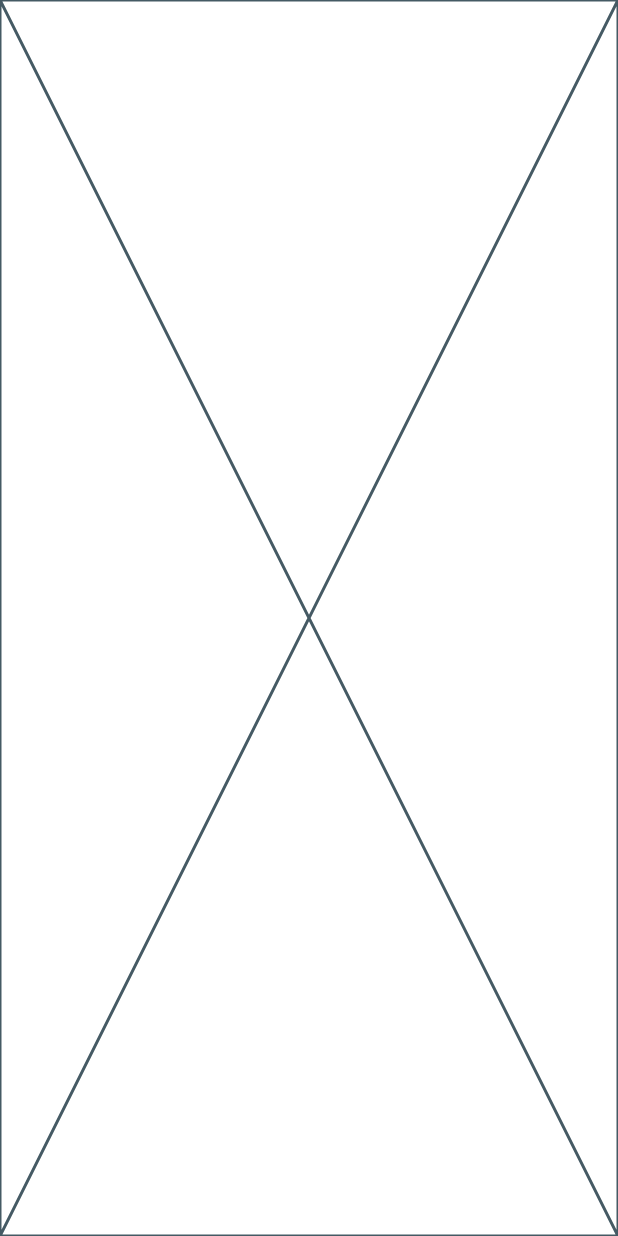
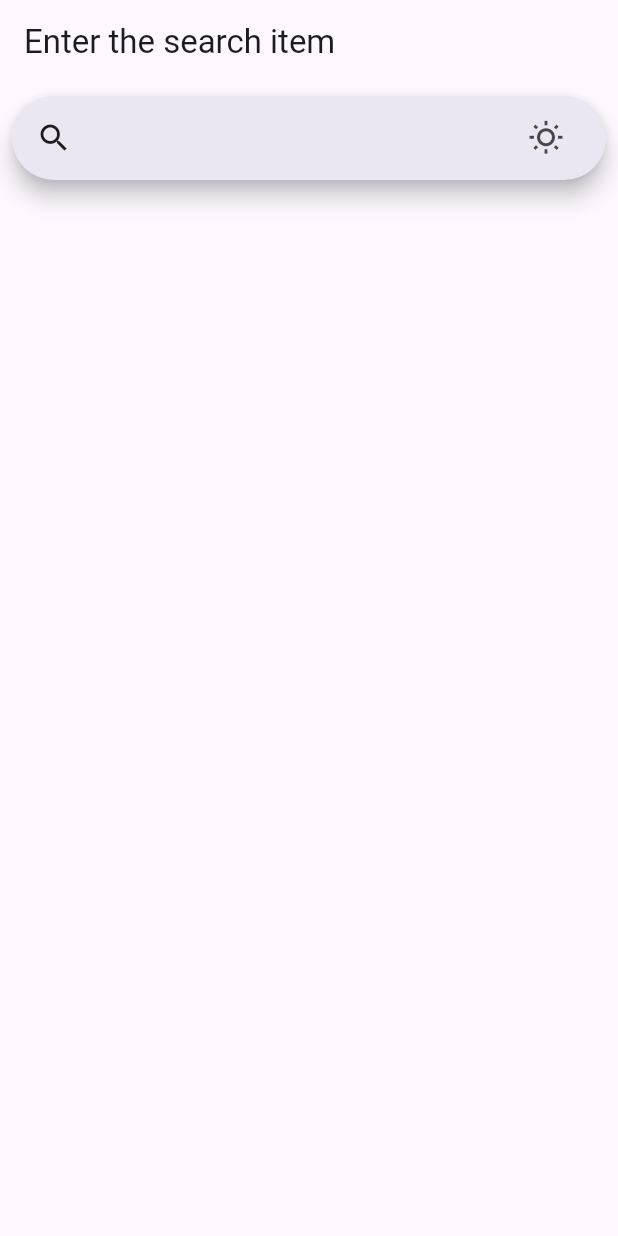
Before and after one commit to Sneha-Sonkar/News_app, a Flutter app: the screen it shows after launch, on a phone screen of 412 x 824 dp. Run offline on Flutter 3.47's test engine with Material 3 defaults, Android fonts, the phone set to English and light mode, and no system bars.

Commit message:
added search bar and light and dark mode

```diff
--- a/lib/main.dart
+++ b/lib/main.dart
@@ -1,14 +1,77 @@
 import 'package:flutter/material.dart';
 
-void main() {
-  runApp(const MyApp());
-}
+/// Flutter code sample for [SearchBar].
 
-class MyApp extends StatelessWidget {
+void main() => runApp(const MyApp());
+
+class MyApp extends StatefulWidget {
   const MyApp({super.key});
 
   @override
+  State<MyApp> createState() => _MyAppState();
+}
+
+class _MyAppState extends State<MyApp> {
+  bool isDark = false;
+
+  @override
   Widget build(BuildContext context) {
-    return const Placeholder();
+    final ThemeData themeData = ThemeData(
+        useMaterial3: true,
+        brightness: isDark ? Brightness.dark : Brightness.light);
+
+    return MaterialApp(
+      debugShowCheckedModeBanner: false,
+      theme: themeData,
+      home: Scaffold(
+        appBar: AppBar(title: const Text('Enter the search item')),
+        body: Padding(
+          padding: const EdgeInsets.all(8.0),
+          child: SearchAnchor(
+              builder: (BuildContext context, SearchController controller) {
+            return SearchBar(
+              controller: controller,
+              padding: const MaterialStatePropertyAll<EdgeInsets>(
+                  EdgeInsets.symmetric(horizontal: 16.0)),
+              onTap: () {
+                controller.openView();
+              },
+              onChanged: (_) {
+                controller.openView();
+              },
+              leading: const Icon(Icons.search),
+              trailing: <Widget>[
+                Tooltip(
+                  message: 'Change brightness mode',
+                  child: IconButton(
+                    isSelected: isDark,
+                    onPressed: () {
+                      setState(() {
+                        isDark = !isDark;
+                      });
+                    },
+                    icon: const Icon(Icons.wb_sunny_outlined),
+                    selectedIcon: const Icon(Icons.brightness_2_outlined),
+                  ),
+                )
+              ],
+            );
+          }, suggestionsBuilder:
+                  (BuildContext context, SearchController controller) {
+            return List<ListTile>.generate(5, (int index) {
+              final String item = 'item $index';
+              return ListTile(
+                title: Text(item),
+                onTap: () {
+                  setState(() {
+                    controller.closeView(item);
+                  });
+                },
+              );
+            });
+          }),
+        ),
+      ),
+    );
   }
 }
```
